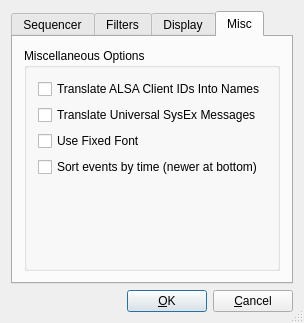
This is src/configdialogbase.ui in KottV/kmidimon as Qt 5 draws it before an edit. The edited form follows.
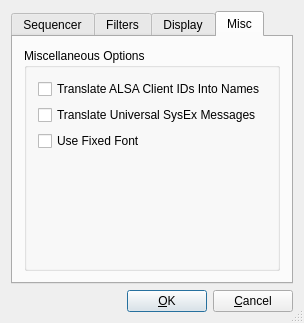
This is the edited form. The open tabs and pages were chosen to show the change. Custom widgets are drawn as their Qt base class.

Commit message: * recording fixes * removed option: ordered events

```diff
--- a/src/configdialogbase.ui
+++ b/src/configdialogbase.ui
@@ -25,8 +25,8 @@
    <rect>
     <x>0</x>
     <y>0</y>
-    <width>304</width>
-    <height>308</height>
+    <width>296</width>
+    <height>320</height>
    </rect>
   </property>
   <property name="windowTitle" >
@@ -311,13 +311,6 @@
             </property>
            </widget>
           </item>
-          <item>
-           <widget class="QCheckBox" name="m_sortEvents" >
-            <property name="text" >
-             <string>Sort events by time (newer at bottom)</string>
-            </property>
-           </widget>
-          </item>
           <item>
            <spacer name="verticalSpacer_5" >
             <property name="orientation" >
```
Left out of the diff: 4 changed lines with no effect on the pictures. The commit also changes 7 other files.
